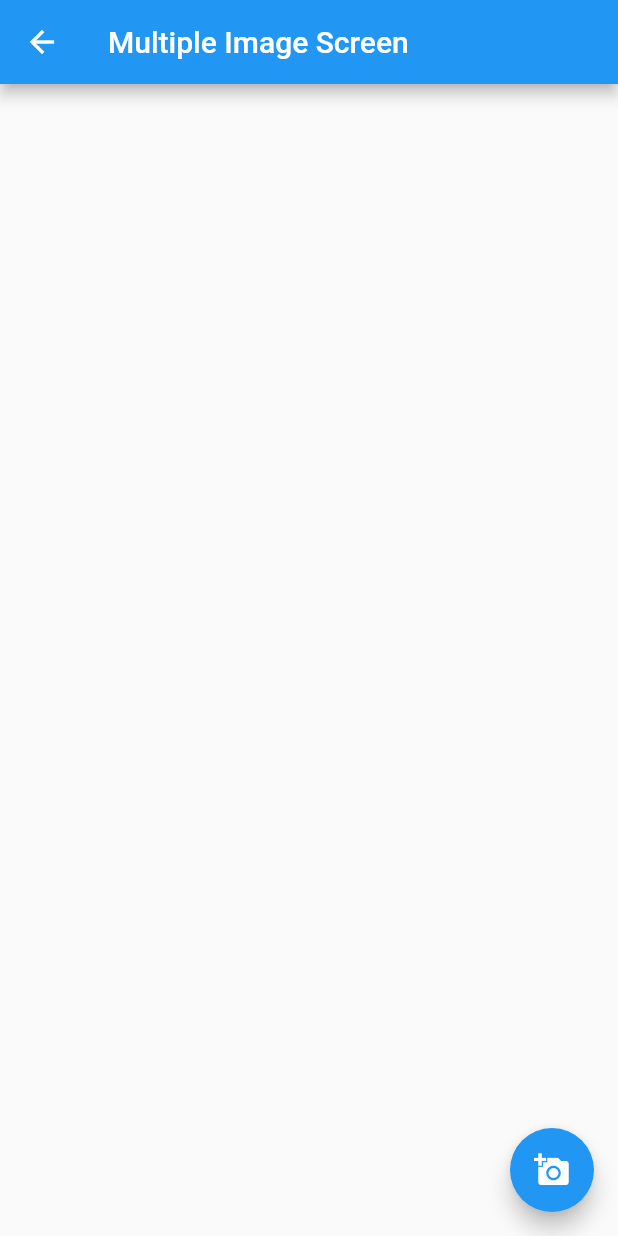
After one commit to tubasasakunn/sanpo, a Flutter app: the screen it shows after launch, after a tap on "Multiple Image Screen", on a phone screen of 412 x 824 dp. The commit adds this screen. Run offline on Flutter 3.47's test engine with Material 2 defaults, Android fonts, the phone set to English and light mode, and no system bars; our stand-ins replace image_picker.

Commit message:
カメラ機能の追加

```diff
--- a/lib/main.dart
+++ b/lib/main.dart
@@ -1,5 +1,7 @@
 import 'package:flutter/material.dart';
 import 'package:sanpo/views/screens/random_item_picker.dart';
+import 'package:sanpo/views/screens/image_picker_screen.dart';
+import 'package:sanpo/views/screens/multiple_image_screen.dart';  // 追加
 
 void main() => runApp(MyApp());
 
@@ -9,7 +11,60 @@ class MyApp extends StatelessWidget {
     return MaterialApp(
       title: 'Random Item Picker',
       theme: ThemeData(primarySwatch: Colors.blue),
-      home: RandomItemDisplayScreen(jsonFileName: 'assets/data.json'),
+      home: HomeScreen(),
     );
   }
 }
+
+class HomeScreen extends StatelessWidget {
+  @override
+  Widget build(BuildContext context) {
+    return Scaffold(
+      appBar: AppBar(
+        title: Text('Random Item Picker'),
+      ),
+      body: Center(
+        child: Column(
+          mainAxisAlignment: MainAxisAlignment.center,
+          children: [
+            ElevatedButton(
+              onPressed: () {
+                Navigator.push(
+                  context,
+                  MaterialPageRoute(
+                    builder: (context) => RandomItemDisplayScreen(jsonFileName: 'assets/data.json'),
+                  ),
+                );
+              },
+              child: Text('Random Item Picker'),
+            ),
+            SizedBox(height: 20),
+            ElevatedButton(
+              onPressed: () {
+                Navigator.push(
+                  context,
+                  MaterialPageRoute(
+                    builder: (context) => ImagePickerScreen(),
+                  ),
+                );
+              },
+              child: Text('Image Picker Screen'),
+            ),
+            SizedBox(height: 20),
+            ElevatedButton(
+              onPressed: () {
+                Navigator.push(
+                  context,
+                  MaterialPageRoute(
+                    builder: (context) => MultipleImageScreen(),  // 追加
+                  ),
+                );
+              },
+              child: Text('Multiple Image Screen'),  // 追加
+            ),
+          ],
+        ),
+      ),
+    );
+  }
+}
--- /dev/null
+++ b/lib/models/picture.dart
@@ -0,0 +1,7 @@
+import 'dart:io';
+
+class Picture {
+  final File image;
+
+  Picture(this.image);
+}
--- /dev/null
+++ b/lib/services/image_service.dart
@@ -0,0 +1,28 @@
+import 'dart:io';
+import 'dart:async';
+import '../models/picture.dart';
+
+class ImageService {
+    static final ImageService _singleton = ImageService._internal();
+
+  factory ImageService() {
+    return _singleton;
+  }
+
+  ImageService._internal();
+
+  // 画像データを保存するためのダミーのリスト
+  List<Picture> savedImages = [];
+     // 保存された画像を取得するメソッド
+  List<Picture> getSavedImages() {
+    return savedImages;
+  }
+
+  // 画像を保存するメソッド
+  Future<void> saveImage(Picture picture) async {
+    // ここで実際の保存処理を行います。
+    // データベースやファイルシステムへの保存など
+    savedImages.add(picture);
+    print("Image saved: ${picture.image.path}");
+  }
+}
--- /dev/null
+++ b/lib/views/screens/multiple_image_screen.dart
@@ -0,0 +1,69 @@
+import 'dart:io';
+import 'package:flutter/material.dart';
+import 'package:image_picker/image_picker.dart';  // 追加
+import '../../models/picture.dart';
+import '../widgets/rotatable_image_widget.dart';
+import '../../services/image_service.dart';  // 名前を変更
+import '../widgets/show_picker_options.dart';
+
+class MultipleImageScreen extends StatefulWidget {  // StatefulWidgetに変更
+  @override
+  _MultipleImageScreenState createState() => _MultipleImageScreenState();
+}
+
+class _MultipleImageScreenState extends State<MultipleImageScreen> {
+  File? _image;
+  final picker = ImagePicker();
+  final imageService = ImageService();  // シングルトンインスタンスを取得
+
+  Future<void> getImageFromCamera() async {
+    final pickedFile = await picker.pickImage(source: ImageSource.camera);
+
+    setState(() {
+      if (pickedFile != null) {
+        _image = File(pickedFile.path);
+        imageService.saveImage(Picture(_image!));  // 既存のシングルトンインスタンスを使用
+      }
+    });
+  }
+
+  Future<void> getImageFromGallery() async {
+    final pickedFile = await picker.pickImage(source: ImageSource.gallery);
+
+    setState(() {
+      if (pickedFile != null) {
+        _image = File(pickedFile.path);
+        imageService.saveImage(Picture(_image!));  // 既存のシングルトンインスタンスを使用
+      }
+    });
+  }
+
+  @override
+  Widget build(BuildContext context) {
+    List<Picture> savedImages = imageService.getSavedImages();
+    return Scaffold(
+      appBar: AppBar(
+        title: Text('Multiple Image Screen'),
+      ),
+      body: Center(
+        child: ListView.builder(
+          itemCount: savedImages.length,
+          itemBuilder: (context, index) {
+            return SizedBox(
+              height: 300,  // 高さを指定
+              child: RotatableImageWidget(
+                imageFile: savedImages[index].image,
+                rotation: 0.0,
+                scale: 1.0,
+              ),
+            );
+          },
+        ),
+      ),
+      floatingActionButton: ShowPickerOptions(
+        getImageFromCamera: getImageFromCamera,
+        getImageFromGallery: getImageFromGallery,
+      ),
+    );
+  }
+}
--- /dev/null
+++ b/lib/views/widgets/show_picker_options.dart
@@ -0,0 +1,49 @@
+import 'package:flutter/material.dart';
+
+class ShowPickerOptions extends StatelessWidget {
+  final Future<void> Function() getImageFromCamera;
+  final Future<void> Function() getImageFromGallery;
+
+  ShowPickerOptions({
+    required this.getImageFromCamera,
+    required this.getImageFromGallery,
+  });
+
+  @override
+  Widget build(BuildContext context) {
+    return FloatingActionButton(
+      onPressed: () {
+        showModalBottomSheet(
+          context: context,
+          builder: (BuildContext bc) {
+            return SafeArea(
+              child: Column(
+                mainAxisSize: MainAxisSize.min,
+                children: <Widget>[
+                  ListTile(
+                    leading: Icon(Icons.photo_camera),
+                    title: Text('Take a photo'),
+                    onTap: () {
+                      Navigator.pop(context);
+                      getImageFromCamera();
+                    },
+                  ),
+                  ListTile(
+                    leading: Icon(Icons.photo_library),
+                    title: Text('Choose from gallery'),
+                    onTap: () {
+                      Navigator.pop(context);
+                      getImageFromGallery();
+                    },
+                  ),
+                ],
+              ),
+            );
+          },
+        );
+      },
+      tooltip: 'Pick Image',
+      child: Icon(Icons.add_a_photo),
+    );
+  }
+}
--- a/pubspec.yaml
+++ b/pubspec.yaml
@@ -36,6 +36,7 @@ dependencies:
   # The following adds the Cupertino Icons font to your application.
   # Use with the CupertinoIcons class for iOS style icons.
   cupertino_icons: ^1.0.2
+  image_picker: ^1.0.4
 
 dev_dependencies:
   flutter_test:
```
Also changed, not shown: lib/views/widgets/rotatable_image_widget.dart (added, +25 -0 lines), pubspec.lock, 12 other files.
